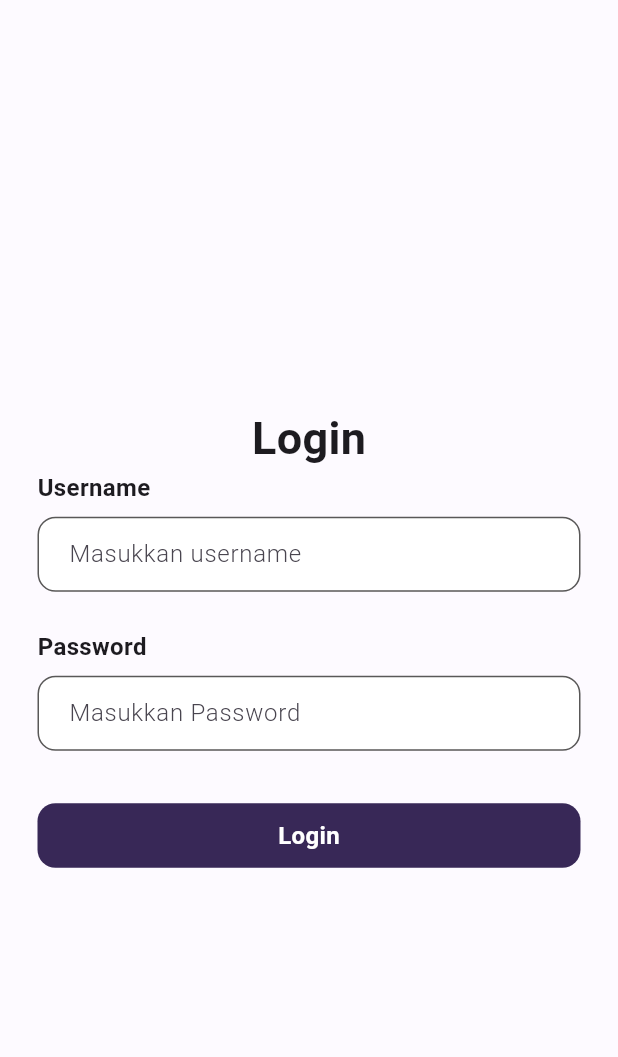
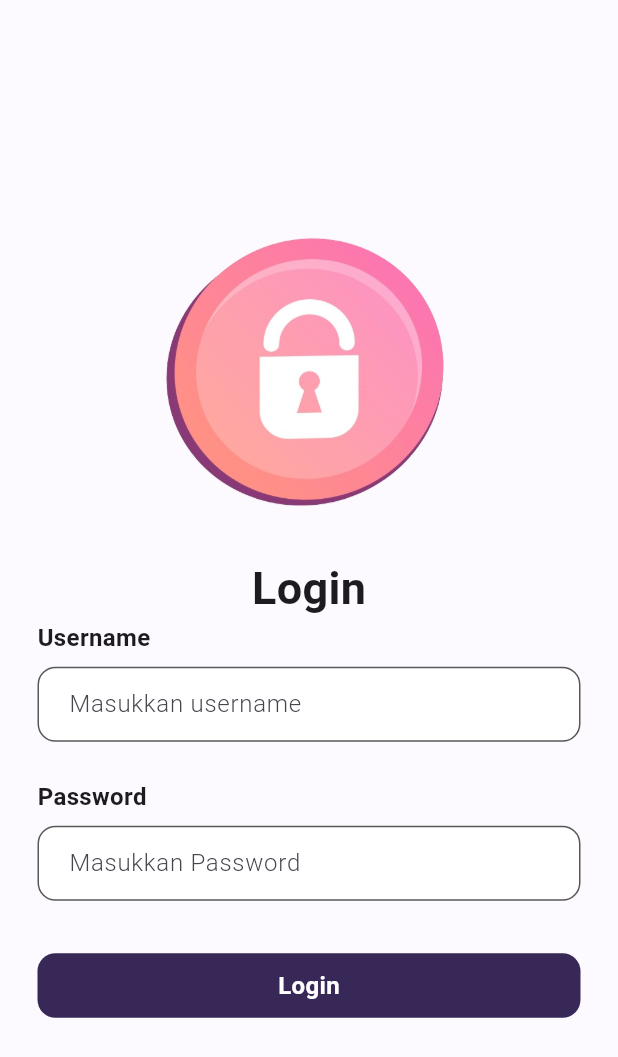
Before and after one commit to Cinthya-123/aplikasi-login, a Flutter app: the screen it shows after launch, on a phone screen of 412 x 824 dp. Shown: the top 1057 px of the screen. Run offline on Flutter 3.47's test engine with Material 3 defaults, Android fonts, the phone set to English and light mode, and no system bars; our stand-ins replace get.

Commit message:
Menambahkan gambar

```diff
--- a/lib/main.dart
+++ b/lib/main.dart
@@ -49,6 +49,11 @@ class HalamanLogin extends StatelessWidget {
         child: Column(
           mainAxisAlignment: MainAxisAlignment.center,
           children: [
+            Image.asset(
+              'assets/images/login.png',
+              height: 200,
+              width: 200,
+            ),
             SizedBox(height: 25),
             Text(
               "Login",
--- a/pubspec.yaml
+++ b/pubspec.yaml
@@ -65,6 +65,7 @@ flutter:
   assets:
     - assets/images/samantha.jpg
     - assets/images/bg2.png
+    - assets/images/login.png
 
   # An image asset can refer to one or more resolution-specific "variants", see
   # https://flutter.dev/assets-and-images/#resolution-aware
```
Also changed, not shown: assets/images/login.png (added).
